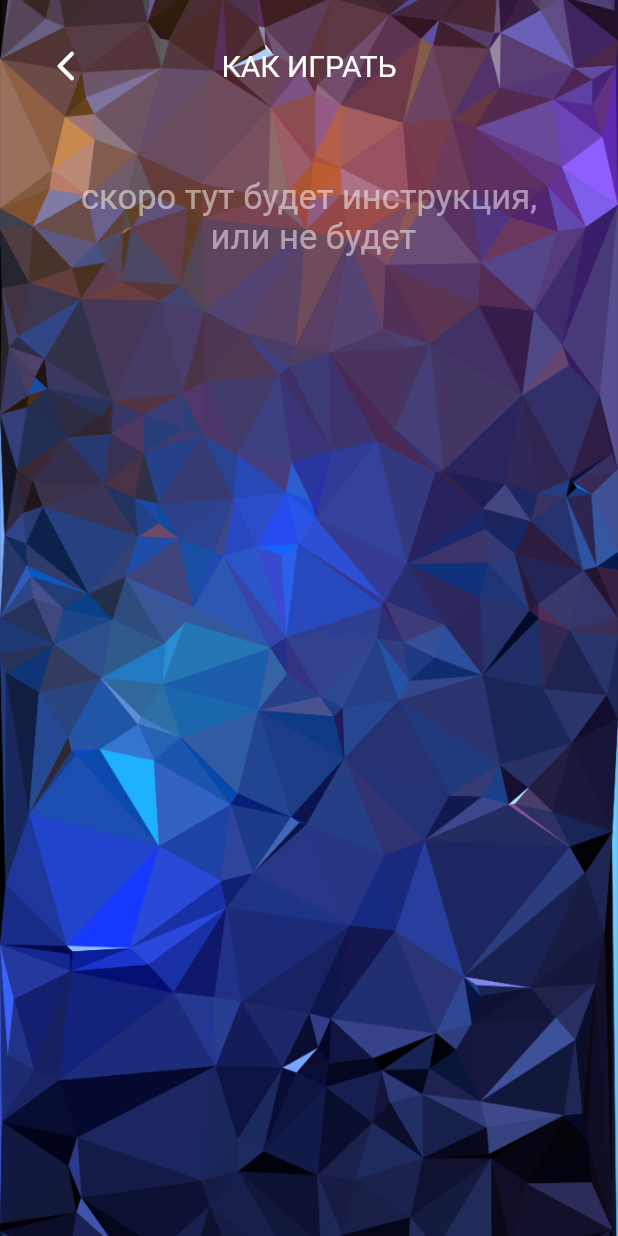
After one commit to nukeolay/peaceit, a Flutter app: the TutorialScreen screen opened by its route, on a phone screen of 412 x 824 dp. The commit adds this screen. Run offline on Flutter 3.47's test engine with Material 2 defaults, Android fonts, the phone set to English and light mode, and no system bars; our stand-ins replace flip_card, shared_preferences; accounts and stored records are empty; Roboto replaces fonts that are missing (Montserrat).

Commit message:
moved some metods from Game to Levels, added levls

```diff
--- a/lib/core/models/game.dart
+++ b/lib/core/models/game.dart
@@ -31,7 +31,6 @@ class Game with ChangeNotifier {
     _isWin = _gameField.isAllBlack;
     if (_isWin) {
       int newRating = rating();
-
       if (currentLevel.rating < newRating) {
         if (currentLevel.rating == 0) {
           // уровень до этого еще не проходили
@@ -53,60 +52,51 @@ class Game with ChangeNotifier {
   }
 
   // levels and chapters
+  //
+  //
+  // функции, обращающиеся только к классу Levels
+  //
+  //
+
+  bool get isFirstStart => _levels.isFirstStart;
 
   List<Level> get allLevels => _levels.allLevels;
 
   List<Chapter> get chapters => _levels.chapters;
 
-  int levelRatingById(String levelId) {
-    return _levels.levelById(levelId).rating;
-  }
+  int levelRatingById(String levelId) => _levels.levelRatingById(levelId);
 
-  bool canBeLevelPlayed(String levelId) {
-    final String chapterId = _levels.chapterIdByLevelId(levelId);
-    final Chapter chapter = _levels.chapterById(chapterId);
-    final int index = chapter.levelIndexById(levelId);
-    return chapter.completedLevelsNumber >=
-        index; // TODO если + 1 то будет открываться по 2 уровня
-  }
+  bool canBeLevelPlayed(String levelId) => _levels.canBeLevelPlayed(levelId);
 
-  bool canBeChapterPlayed(String chapterId) {
-    try {
-      int _previousChapterIndex =
-          chapters.indexWhere((chapter) => chapter.id == chapterId) - 1;
-      return chapters[_previousChapterIndex].completedRatio > 0.7;
-    } catch (error) {
-      return true;
-    }
-  }
+  bool canBeChapterPlayed(String chapterId) =>
+      _levels.canBeChapterPlayed(chapterId);
 
-  String nextLevelIdByPreviousId(String levelId) {
-    int _levelIndex = levelIndexById(levelId);
-    final String chapterId = _levels.chapterIdByLevelId(levelId);
-    final Chapter chapter = _levels.chapterById(chapterId);
-    return chapter.levels[_levelIndex + 1].id;
-  }
+  String nextLevelIdByPreviousId(String levelId) =>
+      _levels.nextLevelIdByPreviousId(levelId);
 
-  int levelIndexById(String levelId) {
-    String _chapterId = levelById(levelId).chapterId;
-    final Chapter _chapter = _levels.chapterById(_chapterId);
-    return _chapter.levelIndexById(levelId);
-  }
+  int levelIndexById(String levelId) => _levels.levelIndexById(levelId);
 
   List<Level> levelsByChapterId(String chapterId) {
     return _levels.levelsByChapterId(chapterId);
   }
 
-  Chapter chapterByChapterId(String chapterId) {
-    return chapters.firstWhere((chapter) => chapter.id == chapterId);
-  }
+  Chapter chapterByChapterId(String chapterId) =>
+      _levels.chapterByChapterId(chapterId);
 
   Level get currentLevel =>
       allLevels.firstWhere((level) => level.id == currentLevelId);
 
-  String get currentLevelId => _gameField.levelId;
+  int get allLevelsQuantity => allLevels.length;
 
-  int get allLevelsQuantity => allLevels.length;
+  Level levelById(String levelId) {
+    return allLevels.firstWhere((level) => level.id == levelId);
+  }
+
+  //
+  //
+  // функции, обращающиеся только к классу Levels
+  //
+  //
 
   void restartLevel() {
     _isWin = false;
@@ -125,9 +115,7 @@ class Game with ChangeNotifier {
     );
   }
 
-  Level levelById(String levelId) {
-    return allLevels.firstWhere((level) => level.id == levelId);
-  }
+  String get currentLevelId => _gameField.levelId;
 
   // user data
 
--- a/lib/core/models/levels.dart
+++ b/lib/core/models/levels.dart
@@ -53,6 +53,47 @@ class Levels {
   }
 
   Chapter chapterById(String chapterId) {
+    return chapters.firstWhere((chapter) => chapter.id == chapterId);
+  }
+
+  bool get isFirstStart => allLevels.where((level) => level.rating > 0).isEmpty;
+
+  bool canBeLevelPlayed(String levelId) {
+    final String chapterId = chapterIdByLevelId(levelId);
+    final Chapter chapter = chapterById(chapterId);
+    final int index = chapter.levelIndexById(levelId);
+    return chapter.completedLevelsNumber >=
+        index; // TODO если + 1 то будет открываться по 2 уровня
+  }
+
+  bool canBeChapterPlayed(String chapterId) {
+    try {
+      int _previousChapterIndex =
+          chapters.indexWhere((chapter) => chapter.id == chapterId) - 1;
+      return chapters[_previousChapterIndex].completedRatio > 0.7;
+    } catch (error) {
+      return true;
+    }
+  }
+
+  int levelIndexById(String levelId) {
+    String _chapterId = levelById(levelId).chapterId;
+    final Chapter _chapter = chapterById(_chapterId);
+    return _chapter.levelIndexById(levelId);
+  }
+
+  String nextLevelIdByPreviousId(String levelId) {
+    int _levelIndex = levelIndexById(levelId);
+    final String chapterId = chapterIdByLevelId(levelId);
+    final Chapter chapter = chapterById(chapterId);
+    return chapter.levels[_levelIndex + 1].id;
+  }
+
+  int levelRatingById(String levelId) {
+    return levelById(levelId).rating;
+  }
+
+  Chapter chapterByChapterId(String chapterId) {
     return chapters.firstWhere((chapter) => chapter.id == chapterId);
   }
 
@@ -364,7 +405,21 @@ class Levels {
       Cell(3, 1),
       Cell(1, 1),
     ]),
-    Level(id: 'x4c2n13', chapterId: '4', bestResult: 4, goodResult: 7, cells: [
+    Level(id: 'x3c2n13', chapterId: '2', bestResult: 2, goodResult: 5, cells: [
+      Cell(1, 1),
+      Cell(2, 1),
+      Cell(3, 1, true),
+      Cell(1, 2, true),
+      Cell(2, 2, true),
+      Cell(3, 2),
+      Cell(1, 3, true),
+      Cell(2, 3, true),
+      Cell(3, 3),
+    ], solution: [
+      Cell(3, 2),
+      Cell(2, 1),
+    ]),
+    Level(id: 'x4c2n14', chapterId: '2', bestResult: 4, goodResult: 7, cells: [
       Cell(1, 1),
       Cell(2, 1),
       Cell(3, 1),
@@ -403,6 +458,329 @@ class Levels {
       Cell(2, 2),
       Cell(3, 3),
     ]),
+    Level(id: 'x3s3n2', chapterId: '3', bestResult: 3, goodResult: 6, cells: [
+      Cell(1, 1, true),
+      Cell(2, 1, true),
+      Cell(3, 1),
+      Cell(1, 2, true),
+      Cell(2, 2),
+      Cell(3, 2, true),
+      Cell(1, 3, true),
+      Cell(2, 3, true),
+      Cell(3, 3),
+    ], solution: [
+      Cell(1, 3),
+      Cell(1, 1),
+      Cell(2, 1),
+    ]),
+    Level(id: 'x3s3n3', chapterId: '3', bestResult: 3, goodResult: 6, cells: [
+      Cell(1, 1, true),
+      Cell(2, 1),
+      Cell(3, 1),
+      Cell(1, 2),
+      Cell(2, 2, true),
+      Cell(3, 2),
+      Cell(1, 3),
+      Cell(2, 3),
+      Cell(3, 3),
+    ], solution: [
+      Cell(3, 3),
+      Cell(1, 2),
+      Cell(2, 1),
+    ]),
+    Level(id: 'x3s3n4', chapterId: '3', bestResult: 3, goodResult: 6, cells: [
+      Cell(1, 1),
+      Cell(2, 1, true),
+      Cell(3, 1),
+      Cell(1, 2, true),
+      Cell(2, 2, true),
+      Cell(3, 2),
+      Cell(1, 3),
+      Cell(2, 3, true),
+      Cell(3, 3, true),
+    ], solution: [
+      Cell(1, 3),
+      Cell(2, 2),
+      Cell(2, 1),
+    ]),
+    Level(id: 'x3s3n5', chapterId: '3', bestResult: 3, goodResult: 6, cells: [
+      Cell(1, 1, true),
+      Cell(2, 1),
+      Cell(3, 1),
+      Cell(1, 2, true),
+      Cell(2, 2, true),
+      Cell(3, 2, true),
+      Cell(1, 3, true),
+      Cell(2, 3),
+      Cell(3, 3, true),
+    ], solution: [
+      Cell(1, 3),
+      Cell(1, 2),
+      Cell(2, 1),
+    ]),
+    Level(id: 'x3s3n6', chapterId: '3', bestResult: 3, goodResult: 6, cells: [
+      Cell(1, 1, true),
+      Cell(2, 1),
+      Cell(3, 1),
+      Cell(1, 2, true),
+      Cell(2, 2, true),
+      Cell(3, 2),
+      Cell(1, 3, true),
+      Cell(2, 3),
+      Cell(3, 3, true),
+    ], solution: [
+      Cell(1, 1),
+      Cell(2, 2),
+      Cell(2, 1),
+    ]),
+    Level(id: 'x3s3n7', chapterId: '3', bestResult: 3, goodResult: 6, cells: [
+      Cell(1, 1, true),
+      Cell(2, 1, true),
+      Cell(3, 1),
+      Cell(1, 2, true),
+      Cell(2, 2),
+      Cell(3, 2),
+      Cell(1, 3),
+      Cell(2, 3, true),
+      Cell(3, 3, true),
+    ], solution: [
+      Cell(3, 1),
+      Cell(1, 2),
+      Cell(1, 1),
+    ]),
+    Level(id: 'x3s3n8', chapterId: '3', bestResult: 3, goodResult: 6, cells: [
+      Cell(1, 1),
+      Cell(2, 1),
+      Cell(3, 1),
+      Cell(1, 2),
+      Cell(2, 2),
+      Cell(3, 2),
+      Cell(1, 3),
+      Cell(2, 3, true),
+      Cell(3, 3),
+    ], solution: [
+      Cell(3, 3),
+      Cell(1, 3),
+      Cell(2, 1),
+    ]),
+    Level(id: 'x3s3n9', chapterId: '3', bestResult: 3, goodResult: 6, cells: [
+      Cell(1, 1),
+      Cell(2, 1, true),
+      Cell(3, 1),
+      Cell(1, 2),
+      Cell(2, 2),
+      Cell(3, 2),
+      Cell(1, 3, true),
+      Cell(2, 3),
+      Cell(3, 3, true),
+    ], solution: [
+      Cell(2, 3),
+      Cell(3, 2),
+      Cell(1, 2),
+    ]),
+    Level(id: 'x3s3n10', chapterId: '3', bestResult: 3, goodResult: 6, cells: [
+      Cell(1, 1),
+      Cell(2, 1),
+      Cell(3, 1),
+      Cell(1, 2, true),
+      Cell(2, 2),
+      Cell(3, 2, true),
+      Cell(1, 3, true),
+      Cell(2, 3),
+      Cell(3, 3, true),
+    ], solution: [
+      Cell(2, 2),
+      Cell(3, 1),
+      Cell(1, 1),
+    ]),
+    Level(id: 'x3s3n11', chapterId: '3', bestResult: 3, goodResult: 6, cells: [
+      Cell(1, 1),
+      Cell(2, 1),
+      Cell(3, 1),
+      Cell(1, 2, true),
+      Cell(2, 2),
+      Cell(3, 2, true),
+      Cell(1, 3),
+      Cell(2, 3),
+      Cell(3, 3),
+    ], solution: [
+      Cell(3, 2),
+      Cell(2, 2),
+      Cell(1, 2),
+    ]),
+    Level(id: 'x3s3n12', chapterId: '3', bestResult: 3, goodResult: 6, cells: [
+      Cell(1, 1, true),
+      Cell(2, 1, true),
+      Cell(3, 1, true),
+      Cell(1, 2),
+      Cell(2, 2),
+      Cell(3, 2),
+      Cell(1, 3, true),
+      Cell(2, 3),
+      Cell(3, 3, true),
+    ], solution: [
+      Cell(3, 3),
+      Cell(2, 3),
+      Cell(1, 3),
+    ]),
+    Level(id: 'x4s3n13', chapterId: '3', bestResult: 3, goodResult: 6, cells: [
+      Cell(1, 1, true),
+      Cell(2, 1),
+      Cell(3, 1, true),
+      Cell(4, 1, true),
+      Cell(1, 2),
+      Cell(2, 2, true),
+      Cell(3, 2),
+      Cell(4, 2, true),
+      Cell(1, 3),
+      Cell(2, 3),
+      Cell(3, 3),
+      Cell(4, 3, true),
+      Cell(1, 4),
+      Cell(2, 4, true),
+      Cell(3, 4),
+      Cell(4, 4, true),
+    ], solution: [
+      Cell(2, 2),
+      Cell(2, 3),
+      Cell(2, 4),
+    ]),
+    Level(id: 'x4s3n14', chapterId: '3', bestResult: 3, goodResult: 6, cells: [
+      Cell(1, 1),
+      Cell(2, 1),
+      Cell(3, 1, true),
+      Cell(4, 1, true),
+      Cell(1, 2),
+      Cell(2, 2, true),
+      Cell(3, 2),
+      Cell(4, 2, true),
+      Cell(1, 3, true),
+      Cell(2, 3),
+      Cell(3, 3),
+      Cell(4, 3, true),
+      Cell(1, 4, true),
+      Cell(2, 4, true),
+      Cell(3, 4, true),
+      Cell(4, 4),
+    ], solution: [
+      Cell(3, 3),
+      Cell(4, 4),
+      Cell(1, 1),
+    ]),
+    Level(id: 'x4s3n15', chapterId: '3', bestResult: 3, goodResult: 6, cells: [
+      Cell(1, 1),
+      Cell(2, 1, true),
+      Cell(3, 1, true),
+      Cell(4, 1, true),
+      Cell(1, 2, true),
+      Cell(2, 2),
+      Cell(3, 2, true),
+      Cell(4, 2, true),
+      Cell(1, 3, true),
+      Cell(2, 3, true),
+      Cell(3, 3),
+      Cell(4, 3),
+      Cell(1, 4, true),
+      Cell(2, 4, true),
+      Cell(3, 4),
+      Cell(4, 4, true),
+    ], solution: [
+      Cell(3, 3),
+      Cell(2, 2),
+      Cell(1, 1),
+    ]),
+    Level(id: 'x4s3n16', chapterId: '3', bestResult: 3, goodResult: 6, cells: [
+      Cell(1, 1),
+      Cell(2, 1, true),
+      Cell(3, 1),
+      Cell(4, 1),
+      Cell(1, 2),
+      Cell(2, 2, true),
+      Cell(3, 2),
+      Cell(4, 2),
+      Cell(1, 3, true),
+      Cell(2, 3, true),
+      Cell(3, 3),
+      Cell(4, 3),
+      Cell(1, 4, true),
+      Cell(2, 4, true),
+      Cell(3, 4, true),
+      Cell(4, 4),
+    ], solution: [
+      Cell(4, 3),
+      Cell(3, 1),
+      Cell(1, 1),
+    ]),
+    Level(id: 'x4s3n17', chapterId: '3', bestResult: 3, goodResult: 6, cells: [
+      Cell(1, 1),
+      Cell(2, 1),
+      Cell(3, 1),
+      Cell(4, 1),
+      Cell(1, 2),
+      Cell(2, 2, true),
+      Cell(3, 2, true),
+      Cell(4, 2),
+      Cell(1, 3, true),
+      Cell(2, 3, true),
+      Cell(3, 3, true),
+      Cell(4, 3),
+      Cell(1, 4, true),
+      Cell(2, 4, true),
+      Cell(3, 4),
+      Cell(4, 4),
+    ], solution: [
+      Cell(1, 1),
+      Cell(4, 1),
+      Cell(4, 4),
+    ]),
+    Level(id: 'x4s3n18', chapterId: '3', bestResult: 3, goodResult: 6, cells: [
+      Cell(1, 1, true),
+      Cell(2, 1),
+      Cell(3, 1),
+      Cell(4, 1, true),
+      Cell(1, 2),
+      Cell(2, 2),
+      Cell(3, 2, true),
+      Cell(4, 2),
+      Cell(1, 3),
+      Cell(2, 3, true),
+      Cell(3, 3, true),
+      Cell(4, 3, true),
+      Cell(1, 4, true),
+      Cell(2, 4),
+      Cell(3, 4, true),
+      Cell(4, 4, true),
+    ], solution: [
+      Cell(2, 2),
+      Cell(2, 3),
+      Cell(3, 2),
+    ]),
+    Level(id: 'x4s4n8', chapterId: '3', bestResult: 4, goodResult: 7, cells: [
+      Cell(1, 1, true),
+      Cell(2, 1),
+      Cell(3, 1),
+      Cell(4, 1, true),
+      Cell(1, 2),
+      Cell(2, 2),
+      Cell(3, 2),
+      Cell(4, 2),
+      Cell(1, 3),
+      Cell(2, 3),
+      Cell(3, 3),
+      Cell(4, 3),
+      Cell(1, 4, true),
+      Cell(2, 4),
+      Cell(3, 4),
+      Cell(4, 4, true),
+    ], solution: [
+      Cell(2, 2),
+      Cell(2, 3),
+      Cell(3, 3),
+      Cell(3, 2),
+    ]),
+
+    // ------------------- CHAPTER 4 -------------------
+
     Level(id: 'x3s4n1', chapterId: '4', bestResult: 4, goodResult: 7, cells: [
       Cell(1, 1, true),
       Cell(2, 1),
@@ -436,7 +814,7 @@ class Levels {
       Cell(2, 2),
     ]),
 
-    Level(id: 'x4s4n4', chapterId: '4', bestResult: 4, goodResult: 7, cells: [
+    Level(id: 'x4s4n3', chapterId: '4', bestResult: 4, goodResult: 7, cells: [
       Cell(1, 1),
       Cell(2, 1, true),
       Cell(3, 1, true),
@@ -459,7 +837,7 @@ class Levels {
       Cell(3, 1),
       Cell(2, 4),
     ]),
-    Level(id: 'x4s4n5', chapterId: '4', bestResult: 4, goodResult: 7, cells: [
+    Level(id: 'x4s4n4', chapterId: '4', bestResult: 4, goodResult: 7, cells: [
       Cell(1, 1),
       Cell(2, 1, true),
       Cell(3, 1, true),
@@ -482,7 +860,7 @@ class Levels {
       Cell(2, 2),
       Cell(2, 3),
     ]),
-    Level(id: 'x4s4n6', chapterId: '4', bestResult: 4, goodResult: 7, cells: [
+    Level(id: 'x4s4n5', chapterId: '4', bestResult: 4, goodResult: 7, cells: [
       Cell(1, 1),
       Cell(2, 1),
       Cell(3, 1),
@@ -505,7 +883,7 @@ class Levels {
       Cell(1, 2),
       Cell(4, 2),
     ]),
-    Level(id: 'x4s4n9', chapterId: '4', bestResult: 4, goodResult: 7, cells: [
+    Level(id: 'x4s4n6', chapterId: '4', bestResult: 4, goodResult: 7, cells: [
       Cell(1, 1, true),
       Cell(2, 1, true),
       Cell(3, 1, true),
@@ -528,7 +906,7 @@ class Levels {
       Cell(2, 3),
       Cell(1, 4),
     ]),
-    Level(id: 'x4s4n10', chapterId: '4', bestResult: 4, goodResult: 7, cells: [
+    Level(id: 'x4s4n7', chapterId: '4', bestResult: 4, goodResult: 7, cells: [
       Cell(1, 1, true),
       Cell(2, 1),
       Cell(3, 1, true),
@@ -551,7 +929,7 @@ class Levels {
       Cell(1, 2),
       Cell(2, 1),
     ]),
-    Level(id: 'x4s4n11', chapterId: '4', bestResult: 4, goodResult: 7, cells: [
+    Level(id: 'x4s4n8', chapterId: '4', bestResult: 4, goodResult: 7, cells: [
       Cell(1, 1),
       Cell(2, 1),
       Cell(3, 1),
@@ -575,7 +953,7 @@ class Levels {
       Cell(4, 1),
     ]),
 
-    Level(id: 'x4s4n12', chapterId: '4', bestResult: 4, goodResult: 7, cells: [
+    Level(id: 'x4s4n9', chapterId: '4', bestResult: 4, goodResult: 7, cells: [
       Cell(1, 1),
       Cell(2, 1),
       Cell(3, 1, true),
@@ -598,7 +976,7 @@ class Levels {
       Cell(3, 2),
       Cell(2, 1),
     ]),
-    Level(id: 'x4s4n7', chapterId: '4', bestResult: 4, goodResult: 7, cells: [
+    Level(id: 'x4s4n10', chapterId: '4', bestResult: 4, goodResult: 7, cells: [
       Cell(1, 1),
       Cell(2, 1),
       Cell(3, 1),
@@ -620,29 +998,6 @@ class Levels {
       Cell(2, 3),
       Cell(4, 1),
       Cell(4, 4),
-    ]),
-    Level(id: 'x4s4n8', chapterId: '4', bestResult: 4, goodResult: 7, cells: [
-      Cell(1, 1, true),
-      Cell(2, 1),
-      Cell(3, 1),
-      Cell(4, 1, true),
-      Cell(1, 2),
-      Cell(2, 2),
-      Cell(3, 2),
-      Cell(4, 2),
-      Cell(1, 3),
-      Cell(2, 3),
-      Cell(3, 3),
-      Cell(4, 3),
-      Cell(1, 4, true),
-      Cell(2, 4),
-      Cell(3, 4),
-      Cell(4, 4, true),
-    ], solution: [
-      Cell(2, 2),
-      Cell(2, 3),
-      Cell(3, 3),
-      Cell(3, 2),
     ]),
 
     Level(id: 'x3s5n1', chapterId: '5', bestResult: 5, goodResult: 8, cells: [
--- a/lib/core/routes/routes.dart
+++ b/lib/core/routes/routes.dart
@@ -1,3 +1,4 @@
+import 'package:darkit/features/tutorial/screens/toturial_screen.dart';
 import 'package:flutter/material.dart';
 import 'package:darkit/features/game/screens/game_finished_screen.dart';
 import 'package:darkit/features/game/screens/game_screen.dart';
@@ -16,6 +17,7 @@ class Routes {
   static const String selectChapterMenu = '/select-chapter-menu-screen';
   static const String gameFinished = '/game-finished-screen';
   static const String howToPlay = '/how-to-play-screen';
+  static const String tutorial = '/tutorial-screen';
   static const String levelConstructor = '/level-constructor-screen';
 
   static Route<dynamic> onGenerateRoute(RouteSettings settings) {
@@ -37,6 +39,8 @@ class Routes {
             return const GameFinishedScreen();
           case howToPlay:
             return const HowToPlayScreen();
+          case tutorial:
+            return const TutorialScreen();
           case levelConstructor:
             return const LevelConstructorScreen();
           default:
--- a/lib/features/game/screens/level_completed_screen.dart
+++ b/lib/features/game/screens/level_completed_screen.dart
@@ -101,6 +101,7 @@ class _LevelCompletedScreenState extends State<LevelCompletedScreen> {
                   ),
                 const SizedBox(height: 30),
                 // TODO проверять, если закончено более 70% в главе, писать, что открыта новая глава
+                // TODO если количество открытых глав стало больше, то выводить. Для этого можно сделать метод в Game, который будет возвращать количество открытых глав
                 Row(
                   mainAxisAlignment: MainAxisAlignment.center,
                   children: [
--- a/lib/features/home/screens/home_screen.dart
+++ b/lib/features/home/screens/home_screen.dart
@@ -1,3 +1,4 @@
+import 'package:darkit/core/models/game.dart';
 import 'package:flutter/material.dart';
 import 'package:flutter/services.dart';
 import 'package:provider/provider.dart';
@@ -50,7 +51,10 @@ class HomeScreen extends StatelessWidget {
                   text: 'Играть',
                   function: () {
                     HapticFeedback.heavyImpact();
-                    Navigator.of(context).pushNamed(Routes.selectChapterMenu);
+                    context.read<Game>().isFirstStart
+                        ? Navigator.of(context).pushNamed(Routes.selectChapterMenu) // TODO когда сделаю tutorial поменять тут на Routes.tutorial
+                        : Navigator.of(context)
+                            .pushNamed(Routes.selectChapterMenu);
                   },
                 ),
                 const SizedBox(height: 50),
--- /dev/null
+++ b/lib/features/tutorial/screens/toturial_screen.dart
@@ -0,0 +1,104 @@
+import 'package:flutter/material.dart';
+import 'package:flutter/services.dart';
+import 'package:provider/provider.dart';
+// ignore: implementation_imports
+import 'package:provider/src/provider.dart';
+
+import 'package:darkit/core/models/app_theme.dart';
+
+class TutorialScreen extends StatelessWidget {
+  const TutorialScreen({Key? key}) : super(key: key);
+
+  @override
+  Widget build(BuildContext context) {
+    double width = MediaQuery.of(context).size.width;
+
+    return MultiProvider(
+      providers: [
+        // ChangeNotifierProvider(
+        //   create: (context) => Tutorial(),
+        // ),
+      ],
+      child: Scaffold(
+        body: Container(
+          width: double.infinity,
+          height: double.infinity,
+          decoration: const BoxDecoration(
+            image: DecorationImage(
+              image: AssetImage('assets/bg.png'),
+              fit: BoxFit.cover,
+            ),
+          ),
+          child: SafeArea(
+            child: Padding(
+              padding: const EdgeInsets.all(12.0),
+              child: ListView(
+                physics: const BouncingScrollPhysics(),
+                children: [
+                  Row(
+                    mainAxisAlignment: MainAxisAlignment.spaceBetween,
+                    children: [
+                      Padding(
+                        padding: const EdgeInsets.all(8.0),
+                        child: IconButton(
+                          icon: Icon(
+                            Icons.arrow_back_ios_new_rounded,
+                            color: context.read<AppTheme>().buttonTextColor,
+                          ),
+                          onPressed: () {
+                            HapticFeedback.heavyImpact();
+                            Navigator.of(context).pop();
+                          },
+                        ),
+                      ),
+                      Padding(
+                        padding: const EdgeInsets.all(8.0),
+                        child: Text(
+                          'КАК ИГРАТЬ',
+                          style: TextStyle(
+                            color: context.read<AppTheme>().buttonTextColor,
+                            fontSize: 20,
+                          ),
+                          textAlign: TextAlign.center,
+                        ),
+                      ),
+                      const Padding(
+                        padding: EdgeInsets.all(8.0),
+                        child: IconButton(
+                          icon: Icon(
+                            Icons.menu_book_rounded,
+                            color: Colors.transparent,
+                          ),
+                          onPressed: null,
+                        ),
+                      ),
+                    ],
+                  ),
+                  Padding(
+                    padding: const EdgeInsets.all(12.0),
+                    child: Container(
+                      padding: const EdgeInsets.all(30.0),
+                      width: width,
+                      child: FittedBox(
+                        child: Text(
+                          'скоро тут будет инструкция,\n или не будет',
+                          textAlign: TextAlign.center,
+                          style: TextStyle(
+                            color: context
+                                .read<AppTheme>()
+                                .buttonTextColor
+                                .withOpacity(0.5),
+                          ),
+                        ),
+                      ),
+                    ),
+                  ),
+                ],
+              ),
+            ),
+          ),
+        ),
+      ),
+    );
+  }
+}
```
Also changed, not shown: flutter_01.png (deleted).
